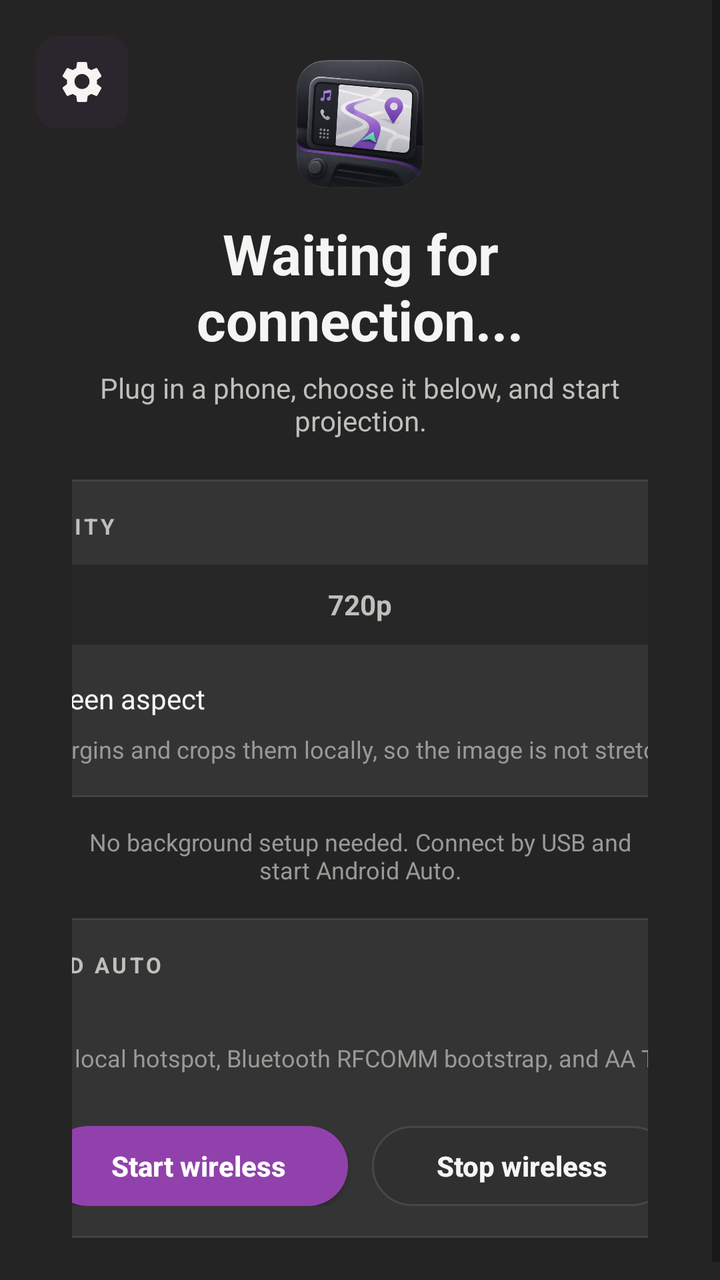
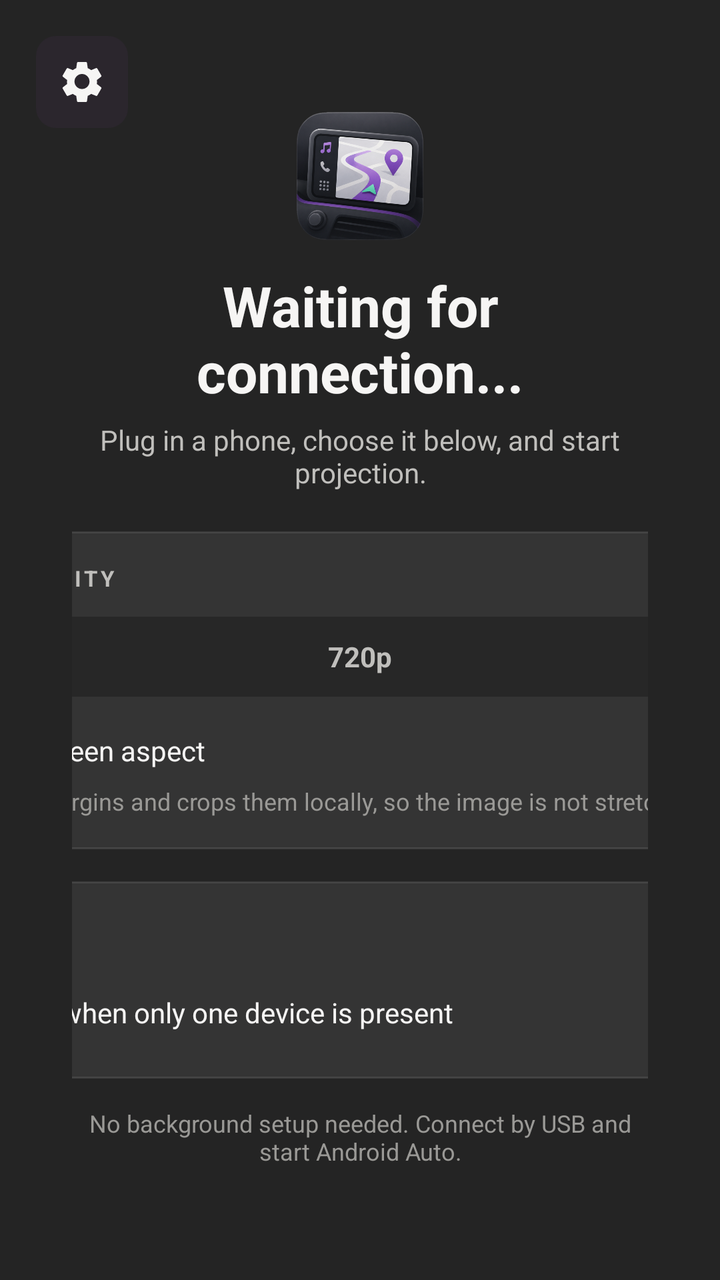

Screens rendered from an Android XML layout before and after an edit, with the pre-edit source and the edit as a unified diff.
<!-- AndroidManifest.xml: application theme Theme.AndroidAutoDisplay -->
<!-- res/layout/activity_main.xml -->
<?xml version="1.0" encoding="utf-8"?>
<FrameLayout xmlns:android="http://schemas.android.com/apk/res/android"
    android:id="@+id/root"
    android:layout_width="match_parent"
    android:layout_height="match_parent"
    android:background="@color/libauto_outer_bg">

    <LinearLayout
        android:id="@+id/launcher_container"
        android:layout_width="match_parent"
        android:layout_height="match_parent"
        android:background="@color/libauto_view_bg"
        android:orientation="vertical">

        <ScrollView
            android:layout_width="match_parent"
            android:layout_height="match_parent"
            android:fillViewport="true"
            android:overScrollMode="never">

            <LinearLayout
                android:layout_width="match_parent"
                android:layout_height="match_parent"
                android:gravity="center"
                android:orientation="vertical"
                android:paddingHorizontal="36dp"
                android:paddingVertical="30dp">

                <ImageView
                    android:id="@+id/app_logo"
                    android:layout_width="64dp"
                    android:layout_height="64dp"
                    android:layout_marginBottom="14dp"
                    android:contentDescription="@string/app_name"
                    android:scaleType="fitCenter"
                    android:src="@drawable/logo" />

                <TextView
                    android:id="@+id/status_text"
                    android:layout_width="wrap_content"
                    android:layout_height="wrap_content"
                    android:gravity="center"
                    android:text="@string/device_picker_title"
                    android:textColor="@color/libauto_text"
                    android:textSize="28sp"
                    android:textStyle="bold" />

                <TextView
                    android:id="@+id/device_picker_hint"
                    android:layout_width="wrap_content"
                    android:layout_height="wrap_content"
                    android:layout_marginTop="6dp"
                    android:gravity="center"
                    android:text="@string/device_picker_hint"
                    android:textColor="@color/libauto_muted"
                    android:textSize="14sp" />

                <LinearLayout
                    android:layout_width="560dp"
                    android:layout_height="wrap_content"
                    android:layout_marginTop="20dp"
                    android:background="@drawable/card_bg"
                    android:orientation="vertical"
                    android:padding="16dp">

                    <TextView
                        android:id="@+id/projection_resolution_title"
                        android:layout_width="wrap_content"
                        android:layout_height="wrap_content"
                        android:letterSpacing="0.14"
                        android:text="@string/projection_resolution_title"
                        android:textAllCaps="true"
                        android:textColor="@color/libauto_muted"
                        android:textSize="11sp"
                        android:textStyle="bold" />

                    <RadioGroup
                        android:id="@+id/projection_resolution_group"
                        android:layout_width="match_parent"
                        android:layout_height="40dp"
                        android:layout_marginTop="12dp"
                        android:background="@drawable/segmented_bg"
                        android:gravity="center"
                        android:orientation="horizontal"
                        android:padding="3dp">

                        <RadioButton
                            android:id="@+id/projection_resolution_480p"
                            android:layout_width="0dp"
                            android:layout_height="match_parent"
                            android:layout_weight="1"
                            android:background="@drawable/projection_segment_selector"
                            android:button="@null"
                            android:gravity="center"
                            android:text="@string/projection_resolution_480p"
                            android:textColor="@color/projection_segment_text"
                            android:textSize="14sp"
                            android:textStyle="bold" />

                        <RadioButton
                            android:id="@+id/projection_resolution_720p"
                            android:layout_width="0dp"
                            android:layout_height="match_parent"
                            android:layout_weight="1"
                            android:background="@drawable/projection_segment_selector"
                            android:button="@null"
                            android:gravity="center"
                            android:text="@string/projection_resolution_720p"
                            android:textColor="@color/projection_segment_text"
                            android:textSize="14sp"
                            android:textStyle="bold" />

                        <RadioButton
                            android:id="@+id/projection_resolution_1080p"
                            android:layout_width="0dp"
                            android:layout_height="match_parent"
                            android:layout_weight="1"
                            android:background="@drawable/projection_segment_selector"
                            android:button="@null"
                            android:gravity="center"
                            android:text="@string/projection_resolution_1080p"
                            android:textColor="@color/projection_segment_text"
                            android:textSize="14sp"
                            android:textStyle="bold" />
                    </RadioGroup>

                    <CheckBox
                        android:id="@+id/projection_native_aspect_checkbox"
                        android:layout_width="wrap_content"
                        android:layout_height="wrap_content"
                        android:layout_marginTop="10dp"
                        android:buttonTint="@color/libauto_accent_strong"
                        android:minHeight="34dp"
                        android:text="@string/projection_native_aspect"
                        android:textColor="@color/libauto_text"
                        android:textSize="14sp" />

                    <TextView
                        android:id="@+id/projection_resolution_hint"
                        android:layout_width="match_parent"
                        android:layout_height="wrap_content"
                        android:gravity="start"
                        android:text="@string/projection_resolution_hint"
                        android:textColor="@color/libauto_dim"
                        android:textSize="12sp" />
                </LinearLayout>

                <LinearLayout
                    android:layout_width="560dp"
                    android:layout_height="wrap_content"
                    android:layout_marginTop="16dp"
                    android:background="@drawable/card_bg"
                    android:orientation="vertical"
                    android:padding="16dp"
                    android:visibility="gone">

                    <TextView
                        android:layout_width="wrap_content"
                        android:layout_height="wrap_content"
                        android:letterSpacing="0.14"
                        android:text="@string/usb_devices_title"
                        android:textAllCaps="true"
                        android:textColor="@color/libauto_muted"
                        android:textSize="11sp"
                        android:textStyle="bold" />

                    <LinearLayout
                        android:id="@+id/usb_device_list"
                        android:layout_width="match_parent"
                        android:layout_height="wrap_content"
                        android:layout_marginTop="10dp"
                        android:orientation="vertical" />

                    <CheckBox
                        android:id="@+id/autoconnect_checkbox"
                        android:layout_width="wrap_content"
                        android:layout_height="wrap_content"
                        android:layout_marginTop="8dp"
                        android:buttonTint="@color/libauto_accent_strong"
                        android:minHeight="34dp"
                        android:text="@string/autoconnect_single_device"
                        android:textColor="@color/libauto_text"
                        android:textSize="14sp" />
                </LinearLayout>

                <TextView
                    android:id="@+id/usb_log_status"
                    android:layout_width="wrap_content"
                    android:layout_height="wrap_content"
                    android:layout_marginTop="14dp"
                    android:gravity="center"
                    android:text="@string/launcher_footer"
                    android:textColor="@color/libauto_dim"
                    android:textSize="12sp" />

                <LinearLayout
                    android:layout_width="560dp"
                    android:layout_height="wrap_content"
                    android:layout_marginTop="16dp"
                    android:background="@drawable/card_bg"
                    android:orientation="vertical"
                    android:padding="16dp">

                    <TextView
                        android:layout_width="wrap_content"
                        android:layout_height="wrap_content"
                        android:letterSpacing="0.14"
                        android:text="@string/wireless_title"
                        android:textAllCaps="true"
                        android:textColor="@color/libauto_muted"
                        android:textSize="11sp"
                        android:textStyle="bold" />

                    <TextView
                        android:id="@+id/wireless_status_text"
                        android:layout_width="match_parent"
                        android:layout_height="wrap_content"
                        android:layout_marginTop="8dp"
                        android:text="@string/wireless_status_idle"
                        android:textColor="@color/libauto_text"
                        android:textSize="14sp" />

                    <TextView
                        android:layout_width="match_parent"
                        android:layout_height="wrap_content"
                        android:layout_marginTop="4dp"
                        android:text="@string/wireless_hint"
                        android:textColor="@color/libauto_dim"
                        android:textSize="12sp" />

                    <LinearLayout
                        android:layout_width="match_parent"
                        android:layout_height="wrap_content"
                        android:layout_marginTop="12dp"
                        android:gravity="center"
                        android:orientation="horizontal">

                        <Button
                            android:id="@+id/wireless_start_button"
                            android:layout_width="wrap_content"
                            android:layout_height="40dp"
                            android:background="@drawable/pill_button"
                            android:minWidth="150dp"
                            android:text="@string/wireless_start"
                            android:textAllCaps="false"
                            android:textColor="@color/white"
                            android:textStyle="bold" />

                        <Button
                            android:id="@+id/wireless_stop_button"
                            android:layout_width="wrap_content"
                            android:layout_height="40dp"
                            android:layout_marginStart="12dp"
                            android:background="@drawable/pill_button_secondary"
                            android:minWidth="150dp"
                            android:text="@string/wireless_stop"
                            android:textAllCaps="false"
                            android:textColor="@color/libauto_text"
                            android:textStyle="bold" />
                    </LinearLayout>
                </LinearLayout>
            </LinearLayout>
        </ScrollView>
    </LinearLayout>

    <ImageButton
        android:id="@+id/media_key_settings_button"
        android:layout_width="46dp"
        android:layout_height="46dp"
        android:layout_gravity="top|start"
        android:layout_marginStart="18dp"
        android:layout_marginTop="18dp"
        android:background="@drawable/device_icon_bg"
        android:contentDescription="@string/open_settings"
        android:padding="11dp"
        android:scaleType="center"
        android:src="@drawable/ic_settings_24" />

    <FrameLayout
        android:id="@+id/projection_container"
        android:layout_width="match_parent"
        android:layout_height="match_parent"
        android:background="@color/black"
        android:visibility="gone">

        <FrameLayout
            android:id="@+id/video_viewport"
            android:layout_width="match_parent"
            android:layout_height="match_parent"
            android:layout_gravity="center"
            android:clipChildren="true"
            android:clipToPadding="true">

            <SurfaceView
                android:id="@+id/video_surface"
                android:layout_width="match_parent"
                android:layout_height="match_parent" />
        </FrameLayout>

        <TextView
            android:id="@+id/projection_status"
            android:layout_width="wrap_content"
            android:layout_height="wrap_content"
            android:layout_gravity="top|center_horizontal"
            android:layout_marginTop="16dp"
            android:background="@drawable/projection_status_bg"
            android:paddingHorizontal="14dp"
            android:paddingVertical="8dp"
            android:text="@string/projection_connecting"
            android:textColor="@color/white"
            android:textSize="14sp" />
    </FrameLayout>

    <FrameLayout
        android:id="@+id/media_key_settings_overlay"
        android:layout_width="match_parent"
        android:layout_height="match_parent"
        android:background="#CC000000"
        android:clickable="true"
        android:focusable="true"
        android:visibility="gone">

        <LinearLayout
            android:layout_width="680dp"
            android:layout_height="match_parent"
            android:layout_gravity="center"
            android:layout_marginVertical="24dp"
            android:background="@drawable/card_bg"
            android:orientation="vertical"
            android:padding="18dp">

            <TextView
                android:layout_width="match_parent"
                android:layout_height="wrap_content"
                android:text="@string/media_key_settings_title"
                android:textColor="@color/libauto_text"
                android:textSize="24sp"
                android:textStyle="bold" />

            <TextView
                android:layout_width="match_parent"
                android:layout_height="wrap_content"
                android:layout_marginTop="4dp"
                android:text="@string/media_key_settings_hint"
                android:textColor="@color/libauto_muted"
                android:textSize="14sp" />

            <TextView
                android:id="@+id/media_key_mapping_summary"
                android:layout_width="match_parent"
                android:layout_height="wrap_content"
                android:layout_marginTop="8dp"
                android:text="@string/media_keys_summary_none"
                android:textColor="@color/libauto_dim"
                android:textSize="12sp" />

            <TextView
                android:id="@+id/media_key_learning_status"
                android:layout_width="match_parent"
                android:layout_height="wrap_content"
                android:layout_marginTop="10dp"
                android:background="@drawable/device_row_bg"
                android:paddingHorizontal="12dp"
                android:paddingVertical="10dp"
                android:text="@string/media_key_settings_idle"
                android:textColor="@color/libauto_muted"
                android:textSize="13sp" />

            <ScrollView
                android:layout_width="match_parent"
                android:layout_height="0dp"
                android:layout_marginTop="12dp"
                android:layout_weight="1"
                android:overScrollMode="never">

                <LinearLayout
                    android:id="@+id/media_key_settings_list"
                    android:layout_width="match_parent"
                    android:layout_height="wrap_content"
                    android:orientation="vertical" />
            </ScrollView>

            <LinearLayout
                android:layout_width="match_parent"
                android:layout_height="wrap_content"
                android:layout_marginTop="14dp"
                android:gravity="end|center_vertical"
                android:orientation="horizontal">

                <Button
                    android:id="@+id/media_key_clear_all"
                    android:layout_width="wrap_content"
                    android:layout_height="40dp"
                    android:background="@drawable/pill_button_secondary"
                    android:minWidth="110dp"
                    android:text="@string/media_key_settings_clear_all"
                    android:textAllCaps="false"
                    android:textColor="@color/libauto_text"
                    android:textStyle="bold" />

                <Button
                    android:id="@+id/media_key_settings_close"
                    android:layout_width="wrap_content"
                    android:layout_height="40dp"
                    android:layout_marginStart="10dp"
                    android:background="@drawable/pill_button"
                    android:minWidth="110dp"
                    android:text="@string/media_key_settings_close"
                    android:textAllCaps="false"
                    android:textColor="@color/libauto_text"
                    android:textStyle="bold" />
            </LinearLayout>
        </LinearLayout>
    </FrameLayout>

    <LinearLayout
        android:id="@+id/hidden_controls"
        android:layout_width="1dp"
        android:layout_height="1dp"
        android:orientation="vertical"
        android:visibility="gone">

        <TextView android:id="@+id/device_ip_text" android:layout_width="wrap_content" android:layout_height="wrap_content" />
        <TextView android:id="@+id/wifi_ssid_text" android:layout_width="wrap_content" android:layout_height="wrap_content" />
        <TextView android:id="@+id/hotspot_text" android:layout_width="wrap_content" android:layout_height="wrap_content" />
        <Button android:id="@+id/start_button" android:layout_width="wrap_content" android:layout_height="wrap_content" />
        <Button android:id="@+id/stop_button" android:layout_width="wrap_content" android:layout_height="wrap_content" />
        <TextView android:id="@+id/usb_devices_text" android:layout_width="wrap_content" android:layout_height="wrap_content" />
        <TextView android:id="@+id/usb_permission_text" android:layout_width="wrap_content" android:layout_height="wrap_content" />
        <TextView android:id="@+id/usb_selected_text" android:layout_width="wrap_content" android:layout_height="wrap_content" />
        <TextView android:id="@+id/usb_endpoints_text" android:layout_width="wrap_content" android:layout_height="wrap_content" />
        <TextView android:id="@+id/usb_accessory_text" android:layout_width="wrap_content" android:layout_height="wrap_content" />
        <TextView android:id="@+id/usb_state_text" android:layout_width="wrap_content" android:layout_height="wrap_content" />
        <TextView android:id="@+id/usb_summary_text" android:layout_width="wrap_content" android:layout_height="wrap_content" />
        <TextView android:id="@+id/usb_counters_text" android:layout_width="wrap_content" android:layout_height="wrap_content" />
        <Button android:id="@+id/usb_send_button" android:layout_width="wrap_content" android:layout_height="wrap_content" />
        <Button android:id="@+id/usb_enable_aoap_button" android:layout_width="wrap_content" android:layout_height="wrap_content" />
        <Button android:id="@+id/usb_start_aa_button" android:layout_width="wrap_content" android:layout_height="wrap_content" />
        <Button android:id="@+id/usb_export_logs_button" android:layout_width="wrap_content" android:layout_height="wrap_content" />
        <Button android:id="@+id/usb_export_logcat_button" android:layout_width="wrap_content" android:layout_height="wrap_content" />
        <Button android:id="@+id/usb_share_logs_button" android:layout_width="wrap_content" android:layout_height="wrap_content" />
        <Button android:id="@+id/usb_probe_button" android:layout_width="wrap_content" android:layout_height="wrap_content" />
        <TextView android:id="@+id/usb_probe_results" android:layout_width="wrap_content" android:layout_height="wrap_content" />
        <EditText android:id="@+id/aoap_manufacturer_input" android:layout_width="wrap_content" android:layout_height="wrap_content" />
        <EditText android:id="@+id/aoap_model_input" android:layout_width="wrap_content" android:layout_height="wrap_content" />
        <EditText android:id="@+id/aoap_description_input" android:layout_width="wrap_content" android:layout_height="wrap_content" />
        <EditText android:id="@+id/aoap_version_input" android:layout_width="wrap_content" android:layout_height="wrap_content" />
        <EditText android:id="@+id/aoap_uri_input" android:layout_width="wrap_content" android:layout_height="wrap_content" />
        <EditText android:id="@+id/aoap_serial_input" android:layout_width="wrap_content" android:layout_height="wrap_content" />
        <Button android:id="@+id/aoap_save_button" android:layout_width="wrap_content" android:layout_height="wrap_content" />
        <TextView android:id="@+id/transport_status" android:layout_width="wrap_content" android:layout_height="wrap_content" />
        <TextView android:id="@+id/transport_counters" android:layout_width="wrap_content" android:layout_height="wrap_content" />
        <TextView android:id="@+id/transport_ping_status" android:layout_width="wrap_content" android:layout_height="wrap_content" />
        <Button android:id="@+id/transport_toggle_button" android:layout_width="wrap_content" android:layout_height="wrap_content" />
        <Button android:id="@+id/transport_send_button" android:layout_width="wrap_content" android:layout_height="wrap_content" />
        <Button android:id="@+id/transport_ping_button" android:layout_width="wrap_content" android:layout_height="wrap_content" />
        <Button android:id="@+id/transport_save_logs_button" android:layout_width="wrap_content" android:layout_height="wrap_content" />
        <EditText android:id="@+id/target_ip_input" android:layout_width="wrap_content" android:layout_height="wrap_content" />
        <EditText android:id="@+id/target_port_input" android:layout_width="wrap_content" android:layout_height="wrap_content" />
        <Button android:id="@+id/test_video_button" android:layout_width="wrap_content" android:layout_height="wrap_content" />
        <Button android:id="@+id/test_audio_button" android:layout_width="wrap_content" android:layout_height="wrap_content" />
    </LinearLayout>
</FrameLayout>
<!-- resources referenced by this layout -->
<resources>
  <color name="black">#000000</color>
  <color name="libauto_accent_strong">#A56CC1</color>
  <color name="libauto_dim">#9A9996</color>
  <color name="libauto_muted">#C0BFBC</color>
  <color name="libauto_outer_bg">#0E0E0E</color>
  <color name="libauto_text">#F6F5F4</color>
  <color name="libauto_view_bg">#242424</color>
  <color name="white">#FFFFFF</color>
  <!-- drawable device_icon_bg (drawable) -->
  <?xml version="1.0" encoding="utf-8"?>
  <shape xmlns:android="http://schemas.android.com/apk/res/android" android:shape="rectangle">
      <solid android:color="@color/libauto_accent_bg" />
      <corners android:radius="10dp" />
  </shape>
  <!-- drawable projection_status_bg (drawable) -->
  <?xml version="1.0" encoding="utf-8"?>
  <shape xmlns:android="http://schemas.android.com/apk/res/android" android:shape="rectangle">
      <solid android:color="#CC000000" />
      <corners android:radius="999dp" />
  </shape>
  <!-- drawable segmented_bg (drawable) -->
  <?xml version="1.0" encoding="utf-8"?>
  <shape xmlns:android="http://schemas.android.com/apk/res/android" android:shape="rectangle">
      <solid android:color="@color/libauto_segment_bg" />
      <corners android:radius="999dp" />
  </shape>
  <string name="app_name">LibAuto</string>
  <string name="autoconnect_single_device">Autoconnect when only one device is present</string>
  <string name="device_picker_hint">Plug in a phone, choose it below, and start projection.</string>
  <string name="device_picker_title">Waiting for connection...</string>
  <string name="launcher_footer">No background setup needed. Connect by USB and start Android Auto.</string>
  <string name="media_key_settings_clear_all">Clear all</string>
  <string name="media_key_settings_close">Close</string>
  <string name="media_key_settings_hint">Choose an action, press Learn, then press a head-unit button.</string>
  <string name="media_key_settings_idle">No learning active</string>
  <string name="media_key_settings_title">Media key mapping</string>
  <string name="media_keys_summary_none">No custom media keys mapped</string>
  <string name="open_settings">Open settings</string>
  <string name="projection_connecting">Starting Android Auto...</string>
  <string name="projection_native_aspect">Use native screen aspect</string>
  <string name="projection_resolution_1080p">1080p</string>
  <string name="projection_resolution_480p">480p</string>
  <string name="projection_resolution_720p">720p</string>
  <string name="projection_resolution_hint">Uses Android Auto margins and crops them locally, so the image is not stretched.</string>
  <string name="projection_resolution_title">Projection quality</string>
  <string name="usb_devices_title">USB devices</string>
  <string name="wireless_hint">Experimental. Starts a local hotspot, Bluetooth RFCOMM bootstrap, and AA TCP listener on port 5000.</string>
  <string name="wireless_start">Start wireless</string>
  <string name="wireless_status_idle">Wireless stopped</string>
  <string name="wireless_stop">Stop wireless</string>
  <string name="wireless_title">Wireless Android Auto</string>
  <color name="libauto_card_bg">#343434</color>
  <color name="libauto_border">#1AFFFFFF</color>
  <color name="libauto_accent_bg">#38463050</color>
  <color name="libauto_row_bg">#3D3D3D</color>
  <color name="libauto_accent">#9141AC</color>
  <!-- drawable segment_selected (drawable) -->
  <?xml version="1.0" encoding="utf-8"?>
  <shape xmlns:android="http://schemas.android.com/apk/res/android" android:shape="rectangle">
      <solid android:color="@color/libauto_accent" />
      <corners android:radius="999dp" />
  </shape>
  <color name="libauto_segment_bg">#272727</color>
  <color name="accent">#9141AC</color>
  <!-- unchanged entries left out for length: 8 -->
</resources>

<!-- the commit's change to res/layout/activity_main.xml (unified diff, before → after) -->
@@ -146,13 +146,13 @@
                 </LinearLayout>
 
                 <LinearLayout
+                    android:id="@+id/usb_devices_card"
                     android:layout_width="560dp"
                     android:layout_height="wrap_content"
                     android:layout_marginTop="16dp"
                     android:background="@drawable/card_bg"
                     android:orientation="vertical"
-                    android:padding="16dp"
-                    android:visibility="gone">
+                    android:padding="16dp">
 
                     <TextView
                         android:layout_width="wrap_content"
@@ -194,12 +194,14 @@
                     android:textSize="12sp" />
 
                 <LinearLayout
+                    android:id="@+id/wireless_card"
                     android:layout_width="560dp"
                     android:layout_height="wrap_content"
                     android:layout_marginTop="16dp"
                     android:background="@drawable/card_bg"
                     android:orientation="vertical"
-                    android:padding="16dp">
+                    android:padding="16dp"
+                    android:visibility="gone">
 
                     <TextView
                         android:layout_width="wrap_content"
